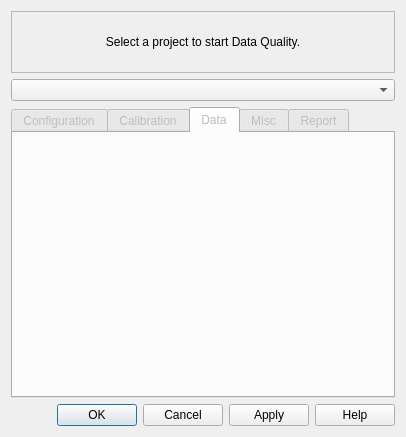
This is dataquality.ui in tribeiro/soarlog as Qt 5 draws it before an edit. The edited form follows.
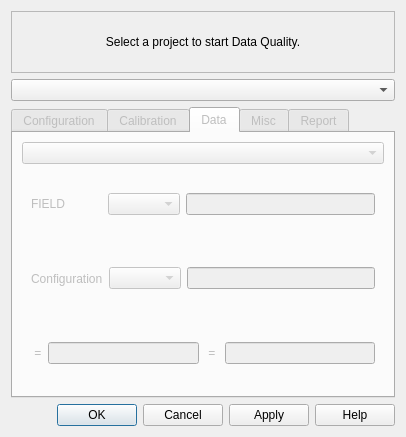
This is the edited form. The open tabs and pages were chosen to show the change.

Commit message: Small changes to data quality ui.

What changed in the file:
```diff
--- a/dataquality.ui
+++ b/dataquality.ui
@@ -185,7 +185,75 @@
         <attribute name="title">
          <string>Data</string>
         </attribute>
-        <layout class="QGridLayout" name="gridLayout_4"/>
+        <layout class="QGridLayout" name="gridLayout_4">
+         <item row="0" column="0">
+          <widget class="QComboBox" name="comboBox_object"/>
+         </item>
+         <item row="1" column="0">
+          <widget class="QWidget" name="widget" native="true">
+           <layout class="QHBoxLayout" name="horizontalLayout_2">
+            <item>
+             <widget class="QLabel" name="label_5">
+              <property name="text">
+               <string>FIELD           </string>
+              </property>
+             </widget>
+            </item>
+            <item>
+             <widget class="QComboBox" name="comboBox_5"/>
+            </item>
+            <item>
+             <widget class="QLineEdit" name="lineEdit_5"/>
+            </item>
+           </layout>
+          </widget>
+         </item>
+         <item row="2" column="0">
+          <widget class="QWidget" name="widget_2" native="true">
+           <layout class="QHBoxLayout" name="horizontalLayout_4">
+            <item>
+             <widget class="QLabel" name="label_9">
+              <property name="text">
+               <string>Configuration</string>
+              </property>
+             </widget>
+            </item>
+            <item>
+             <widget class="QComboBox" name="comboBox_6"/>
+            </item>
+            <item>
+             <widget class="QLineEdit" name="lineEdit_6"/>
+            </item>
+           </layout>
+          </widget>
+         </item>
+         <item row="3" column="0">
+          <widget class="QWidget" name="widget_3" native="true">
+           <layout class="QHBoxLayout" name="horizontalLayout_5">
+            <item>
+             <widget class="QLabel" name="label_10">
+              <property name="text">
+               <string>&lt;FWHM&gt; =</string>
+              </property>
+             </widget>
+            </item>
+            <item>
+             <widget class="QLineEdit" name="lineEdit_7"/>
+            </item>
+            <item>
+             <widget class="QLabel" name="label_11">
+              <property name="text">
+               <string>&lt;E&gt; = </string>
+              </property>
+             </widget>
+            </item>
+            <item>
+             <widget class="QLineEdit" name="lineEdit_8"/>
+            </item>
+           </layout>
+          </widget>
+         </item>
+        </layout>
        </widget>
        <widget class="QWidget" name="tab_3">
         <attribute name="title">
```
Left out of the diff: 2 changed lines with no effect on the pictures.
